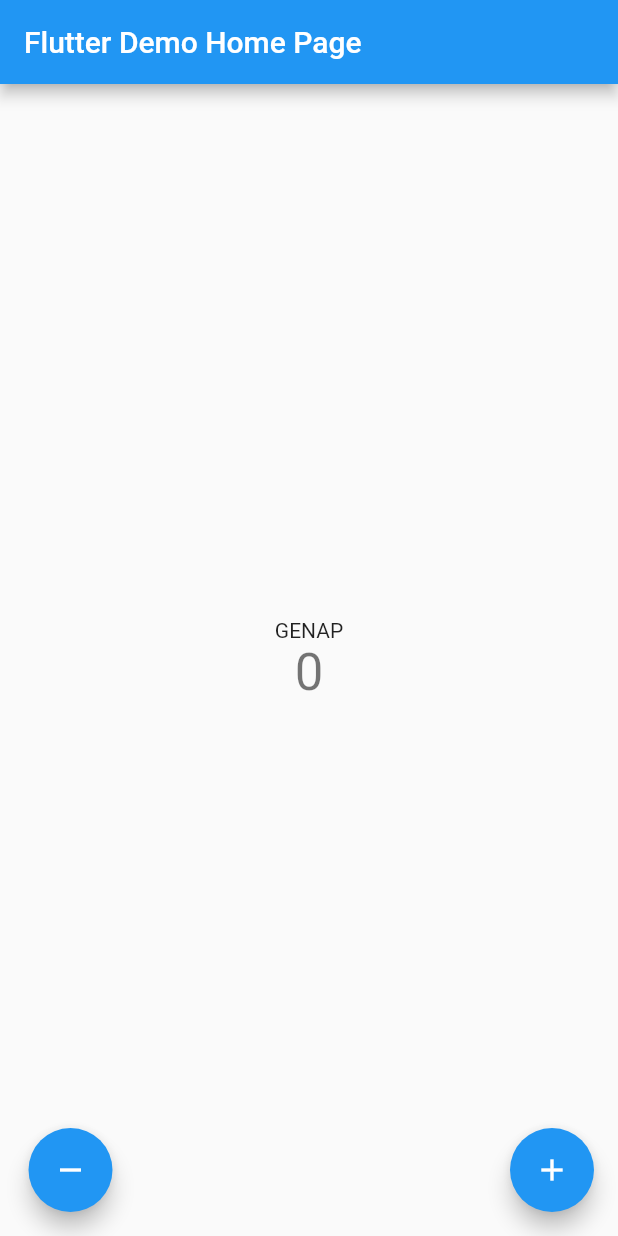
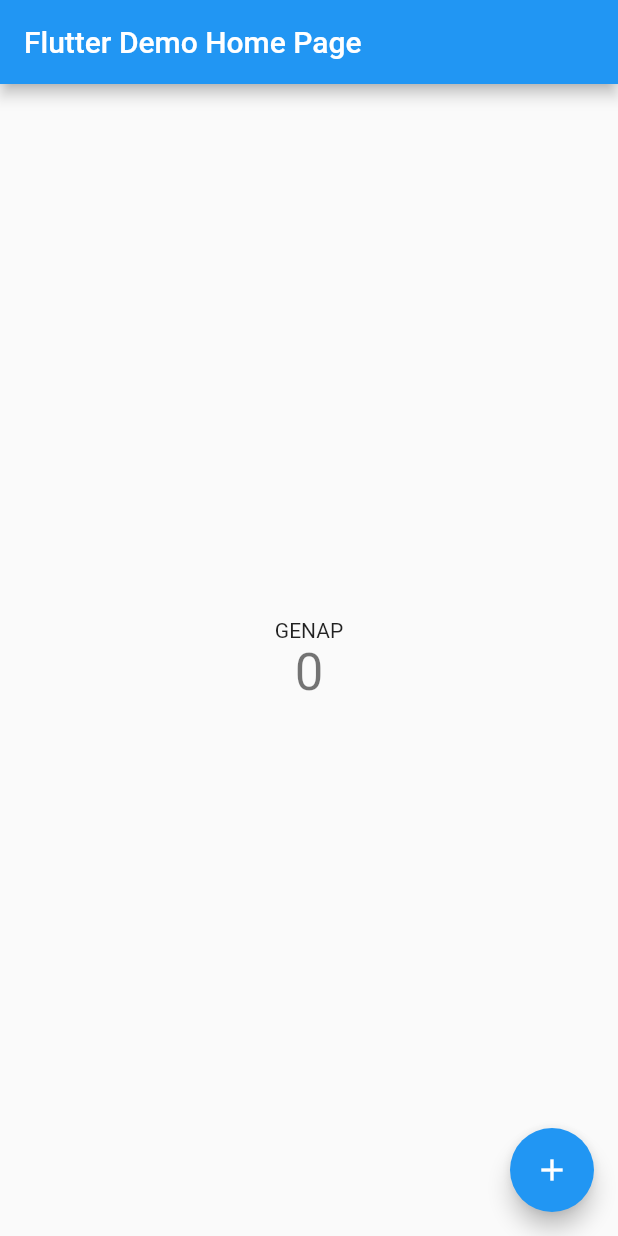
Before and after one commit to nadhifralfan/pbp-flutter-lab, a Flutter app: the screen it shows after launch, on a phone screen of 412 x 824 dp. Run offline on Flutter 3.47's test engine with Material 2 defaults, Android fonts, the phone set to English and light mode, and no system bars.

Commit message:
Update bonus

```diff
--- a/lib/main.dart
+++ b/lib/main.dart
@@ -127,12 +127,16 @@ class _MyHomePageState extends State<MyHomePage> {
         padding: const EdgeInsets.only(left: 35),
         child: Row(
             mainAxisAlignment: MainAxisAlignment.spaceBetween,
+            crossAxisAlignment: CrossAxisAlignment.end,
             children: <Widget>[
-              FloatingActionButton(
-                tooltip: 'Decrement',
-                onPressed: _decrementCounter,
-                child: const Icon(Icons.remove),
-              ),
+              Container(
+                  child: _counter != 0
+                      ? FloatingActionButton(
+                          tooltip: 'Decrement',
+                          onPressed: _decrementCounter,
+                          child: const Icon(Icons.remove),
+                        )
+                      : Container()),
               FloatingActionButton(
                 tooltip: 'Increment',
                 onPressed: _incrementCounter,
```
